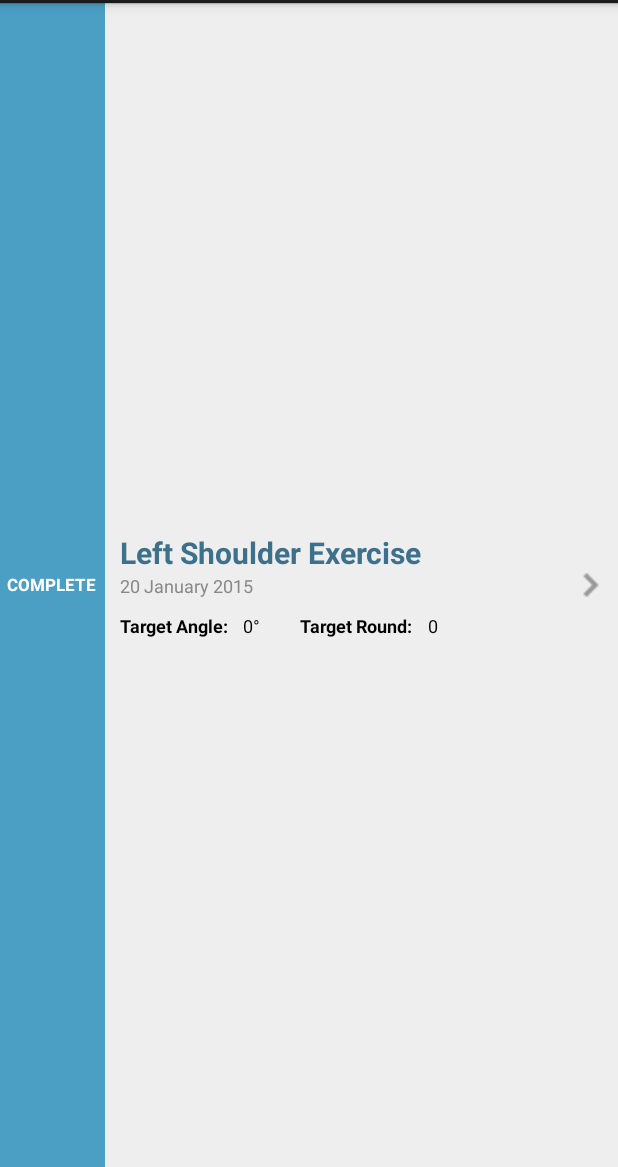
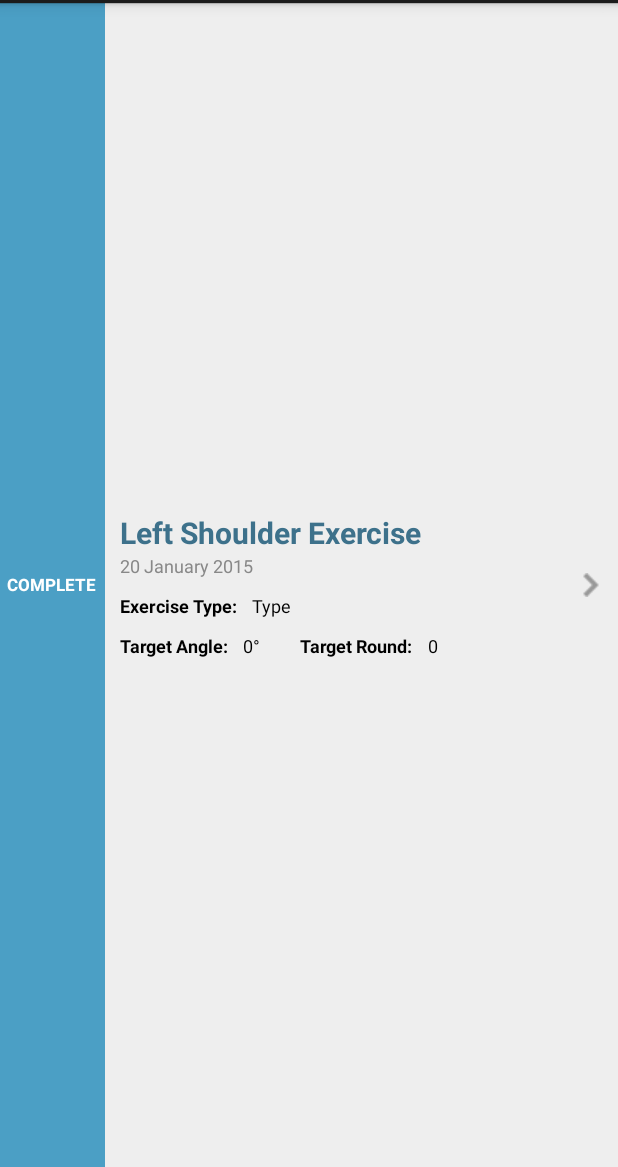
Before and after one commit to semicolon07/ijoint, an Android app: the layout lv_task_complete.xml on its own in the app's theme, with its tools: preview values and no code run, on a phone screen of 412 x 824 dp, the part 69-1236 px from its top. Run offline under Robolectric (Android 15) with nearby library versions, the phone set to English and light mode, and no system bars.

Commit message:
synce task

```diff
--- a/app/src/main/java/com/kanmanus/kmutt/sit/ijoint/CalibrationActivity.java
+++ b/app/src/main/java/com/kanmanus/kmutt/sit/ijoint/CalibrationActivity.java
@@ -111,7 +111,7 @@ public class CalibrationActivity extends Activity implements Orientation.Listene
                 supAngle = magneticRoll + 90 ;
                 angle = magneticRoll;
             }
-            Log.d("Orientation","azimuth:"+azimuth+",pitch:"+pitch+",roll:"+roll) ;
+            //Log.d("Orientation","azimuth:"+azimuth+",pitch:"+pitch+",roll:"+roll) ;
 
             tvAngle.setText(df.format(supAngle) + "°");
             if (isRecording) {
--- a/app/src/main/java/com/kanmanus/kmutt/sit/ijoint/db/ResultItemDataSource.java
+++ b/app/src/main/java/com/kanmanus/kmutt/sit/ijoint/db/ResultItemDataSource.java
@@ -5,6 +5,7 @@ import android.content.Context;
 import android.database.Cursor;
 import android.database.SQLException;
 import android.database.sqlite.SQLiteDatabase;
+import android.util.Log;
 
 import com.kanmanus.kmutt.sit.ijoint.models.ResultItem;
 
@@ -112,9 +113,8 @@ public class ResultItemDataSource {
         List<ResultItem> elems = new ArrayList<ResultItem>();
 
         Cursor cursor = database.query(TABLE, allColumns,
-                MySQLiteHelper.COL_RESULT_ITEM_TASK_ID + " = " + tid,
+                MySQLiteHelper.COL_RESULT_ITEM_TASK_ID + " = '" + tid +"'",
                 null, null, null, null);
-
         cursor.moveToFirst();
         while (!cursor.isAfterLast()) {
             ResultItem elem = cursorToElement(cursor);
--- a/app/src/main/java/com/kanmanus/kmutt/sit/ijoint/models/ResultItem.java
+++ b/app/src/main/java/com/kanmanus/kmutt/sit/ijoint/models/ResultItem.java
@@ -44,7 +44,6 @@ public class ResultItem {
             obj.put("azimuth", azimuth);
             obj.put("pitch", pitch);
             obj.put("roll", roll);
-            obj.put("magneticRoll", magneticRoll);
         } catch (JSONException e) {
 
         }
--- a/app/src/main/java/com/kanmanus/kmutt/sit/ijoint/models/Task.java
+++ b/app/src/main/java/com/kanmanus/kmutt/sit/ijoint/models/Task.java
@@ -13,8 +13,8 @@ public class Task {
     public String is_abf;
     public String is_synced;
     public String perform_datetime;
-    public String status;
     public String exercise_type;
+    public String score;
 
     public Task(String tid, String pid, String date, String side, String target_angle, String number_of_round, String is_abf, String is_synced) {
         this.tid = tid;
--- a/app/src/main/res/layout/lv_task_complete.xml
+++ b/app/src/main/res/layout/lv_task_complete.xml
@@ -54,7 +54,37 @@
                 android:id="@+id/tv_date"
                 android:textColor="@color/grey"
                 android:textSize="12sp" />
+            <LinearLayout
+                android:orientation="horizontal"
+                android:layout_width="match_parent"
+                android:layout_height="wrap_content"
+                android:layout_marginTop="10dp">
 
+                <LinearLayout
+                    android:orientation="horizontal"
+                    android:layout_width="240dp"
+                    android:layout_height="match_parent">
+
+                    <TextView
+                        android:layout_width="wrap_content"
+                        android:layout_height="wrap_content"
+                        android:text="Exercise Type:"
+                        android:id="@+id/tv_type"
+                        android:layout_marginRight="10dp"
+                        android:textStyle="bold"
+                        android:textColor="@color/black"
+                        android:textSize="12sp" />
+
+                    <TextView
+                        android:layout_width="wrap_content"
+                        android:layout_height="wrap_content"
+                        android:text="Type"
+                        android:id="@+id/tv_type_name"
+                        android:textColor="@color/black"
+                        android:textSize="12sp" />
+                </LinearLayout>
+
+            </LinearLayout>
             <LinearLayout
                 android:orientation="horizontal"
                 android:layout_width="match_parent"
```
Also changed, not shown: app/src/main/java/com/kanmanus/kmutt/sit/ijoint/TasksActivity.java (+34 -16 lines), app/src/main/res/layout/lv_task_ready.xml (+30 -0 lines), app/src/main/res/layout/lv_task_synced.xml (+32 -0 lines), 1 other file.
